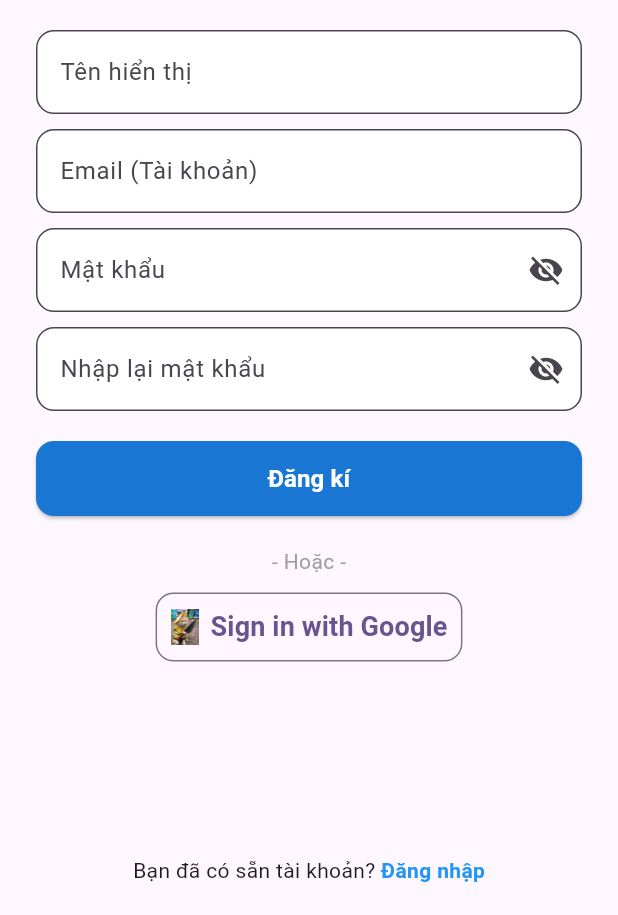
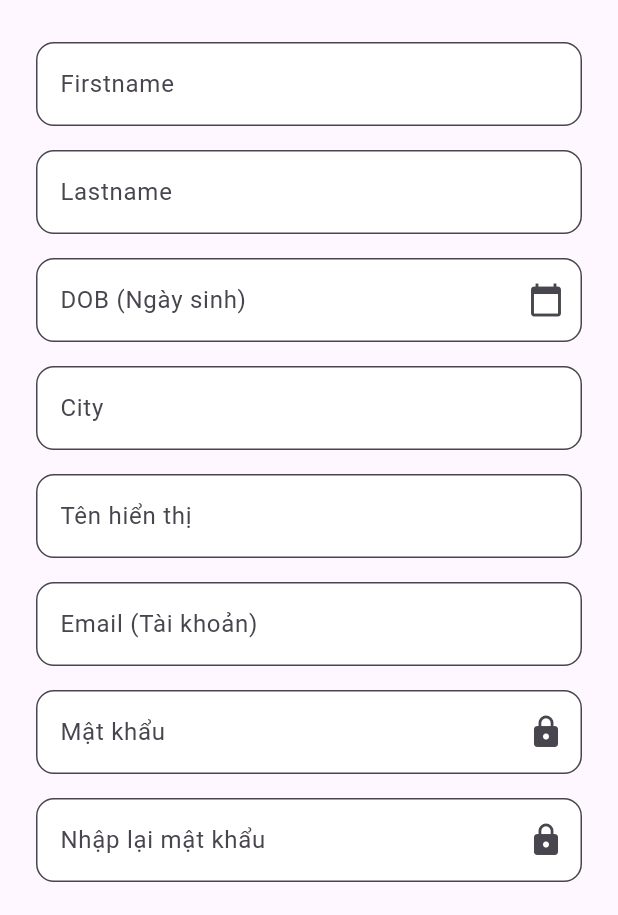
Before and after one commit to phuc1st/engenius-app-frontend, a Flutter app: the SignUpScreen screen opened directly, on a phone screen of 412 x 824 dp, the part 321-1236 px from its top. Run offline on Flutter 3.47's test engine with Material 3 defaults, Android fonts, the phone set to English and light mode, and no system bars; our stand-ins replace dio, flutter_riverpod, flutter_secure_storage; missing offline and left inert: flutter_appauth; accounts and stored records are empty.

Commit message:
modify file name and add signUp function

```diff
--- a/lib/main.dart
+++ b/lib/main.dart
@@ -35,7 +35,7 @@ class MyApp extends StatelessWidget {
         // tested with just a hot reload.
         colorScheme: ColorScheme.fromSeed(seedColor: Colors.deepPurple),
       ),
-      home: SignInScreen(),
+      home: SignUpScreen(),
     );
   }
 }
--- /dev/null
+++ b/lib/models/sign_up_model.dart
@@ -0,0 +1,95 @@
+import 'package:flutter/material.dart';
+
+@immutable
+class SignupRequest {
+  final String username;
+  final String password;
+  final String email;
+  final String firstName;
+  final String lastName;
+  final String dob; // formatted as dd/MM/yyyy
+  final String city;
+
+  SignupRequest({
+    required this.username,
+    required this.password,
+    required this.email,
+    required this.firstName,
+    required this.lastName,
+    required this.dob,
+    required this.city,
+  });
+
+  Map<String, dynamic> toJson() => {
+    'username': username,
+    'password': password,
+    'email': email,
+    'firstName': firstName,
+    'lastName': lastName,
+    'dob': dob,
+    'city': city,
+  };
+}
+
+
+@immutable
+class SignupResponse {
+  final String id;
+  final String username;
+  final String email;
+  final bool emailVerified;
+  final List<RoleResponse> roles;
+
+  SignupResponse({
+    required this.id,
+    required this.username,
+    required this.email,
+    required this.emailVerified,
+    required this.roles,
+  });
+
+  factory SignupResponse.fromJson(Map<String, dynamic> json) {
+    return SignupResponse(
+      id: json['id'],
+      username: json['username'],
+      email: json['email'],
+      emailVerified: json['emailVerified'],
+      roles: (json['roles'] as List<dynamic>)
+          .map((e) => RoleResponse.fromJson(e))
+          .toList(),
+    );
+  }
+}
+
+
+class RoleResponse {
+  final String name;
+  final String description;
+  final List<PermissionResponse>? permissions;
+
+  RoleResponse({required this.name, required this.description, required this.permissions});
+
+  factory RoleResponse.fromJson(Map<String, dynamic> json) {
+    return RoleResponse(
+      name: json['name'],
+      description: json['description'],
+      permissions: json['permissions'] !=null ? (json['permissions'] as List<dynamic>)
+          .map((e) => PermissionResponse.fromJson(e))
+          .toList() : null,
+    );
+  }
+}
+
+class PermissionResponse {
+  final String name;
+  final String description;
+
+  PermissionResponse({required this.name, required this.description});
+
+  factory PermissionResponse.fromJson(Map<String, dynamic> json) {
+    return PermissionResponse(
+      name: json['name'],
+      description: json['description'],
+    );
+  }
+}
--- a/lib/views/sign_in.dart
+++ b/lib/views/sign_in.dart
@@ -1,7 +1,7 @@
 import 'package:flutter/material.dart';
 import 'package:flutter_riverpod/flutter_riverpod.dart';
-import 'package:toeic/models/sign_in.dart';
-import 'package:toeic/viewmodels/sign_in.dart';
+import 'package:toeic/models/sign_in_model.dart';
+import 'package:toeic/viewmodels/sign_in_view_model.dart';
 
 class SignInScreen extends ConsumerStatefulWidget {
   const SignInScreen({super.key});
--- a/lib/views/sign_up.dart
+++ b/lib/views/sign_up.dart
@@ -1,13 +1,62 @@
 import 'package:flutter/material.dart';
+import 'package:flutter_riverpod/flutter_riverpod.dart';
+import 'package:toeic/models/sign_up_model.dart';
+import 'package:toeic/viewmodels/sign_up_view_model.dart';
 
-class SignUpScreen extends StatelessWidget {
+class SignUpScreen extends ConsumerStatefulWidget {
+  const SignUpScreen({super.key});
+
+  @override
+  ConsumerState<SignUpScreen> createState() => _SignUpScreenState();
+}
+
+class _SignUpScreenState extends ConsumerState<SignUpScreen> {
+  final _formKey = GlobalKey<FormState>();
+  final TextEditingController dobController = TextEditingController();
+  final TextEditingController firstNameController = TextEditingController();
+  final TextEditingController lastNameController = TextEditingController();
+  final TextEditingController usernameController = TextEditingController();
+  final TextEditingController emailController = TextEditingController();
+  final TextEditingController passwordController = TextEditingController();
+  final TextEditingController confirmPasswordController = TextEditingController();
+  final TextEditingController cityController = TextEditingController();
+
+  @override
+  void dispose() {
+    dobController.dispose();
+    firstNameController.dispose();
+    lastNameController.dispose();
+    usernameController.dispose();
+    emailController.dispose();
+    passwordController.dispose();
+    confirmPasswordController.dispose();
+    cityController.dispose();
+    super.dispose();
+  }
+
   @override
   Widget build(BuildContext context) {
+    final signupState = ref.watch(signupViewModelProvider);
+
+    ref.listen(signupViewModelProvider, (prev, next) {
+      if (next is AsyncData && next.value != null) {
+        ScaffoldMessenger.of(context).showSnackBar(
+          const SnackBar(content: Text("Đăng ký thành công!")),
+        );
+        print(next.value!.roles);
+        // Navigator.pop(context); // Quay lại trang login chẳng hạn
+      } else if (next is AsyncError) {
+        ScaffoldMessenger.of(context).showSnackBar(
+          SnackBar(content: Text("Lỗi: ${next.error}")),
+        );
+      }
+    });
+
     return Scaffold(
       appBar: AppBar(
-        title: Text("Sign Up", style: TextStyle(fontWeight: FontWeight.bold)),
+        title: const Text("Sign Up", style: TextStyle(fontWeight: FontWeight.bold)),
         leading: IconButton(
-          icon: Icon(Icons.arrow_back),
+          icon: const Icon(Icons.arrow_back),
           onPressed: () => Navigator.pop(context),
         ),
         backgroundColor: Colors.transparent,
@@ -15,106 +64,147 @@ class SignUpScreen extends StatelessWidget {
       ),
       body: Padding(
         padding: const EdgeInsets.symmetric(horizontal: 24.0),
+        child: SingleChildScrollView(
+          child: Form(
+            key: _formKey,
             child: Column(
-          crossAxisAlignment: CrossAxisAlignment.center,
               children: [
-            SizedBox(height: 20),
+                const SizedBox(height: 20),
                 Image.asset('images/cat.png', height: 100),
-            // Thay bằng logo của bạn
-            SizedBox(height: 10),
+                const SizedBox(height: 10),
                 RichText(
-              text: TextSpan(
-                style: TextStyle(
-                  fontSize: 24,
-                  fontWeight: FontWeight.bold,
-                  color: Colors.black,
-                ),
+                  text: const TextSpan(
+                    style: TextStyle(fontSize: 24, fontWeight: FontWeight.bold, color: Colors.black),
                     children: [
                       TextSpan(text: 'TOEIC', style: TextStyle(color: Colors.blue)),
                       TextSpan(text: ' Test Pro'),
                     ],
                   ),
                 ),
-            SizedBox(height: 20),
-            _buildTextField("Tên hiển thị"),
-            SizedBox(height: 10),
-            _buildTextField("Email (Tài khoản)"),
-            SizedBox(height: 10),
-            _buildTextField("Mật khẩu", isPassword: true),
-            SizedBox(height: 10),
-            _buildTextField("Nhập lại mật khẩu", isPassword: true),
-            SizedBox(height: 20),
-            ElevatedButton(
-              onPressed: () {},
+                const SizedBox(height: 20),
+                _buildTextField("Firstname", controller: firstNameController),
+                _buildTextField("Lastname", controller: lastNameController),
+                _buildTextField("DOB (Ngày sinh)", controller: dobController, isDateField: true),
+                _buildTextField("City", controller: cityController),
+                _buildTextField("Tên hiển thị", controller: usernameController),
+                _buildTextField("Email (Tài khoản)", controller: emailController),
+                _buildTextField("Mật khẩu", controller: passwordController, isPassword: true),
+                _buildTextField("Nhập lại mật khẩu", controller: confirmPasswordController, isPassword: true),
+                const SizedBox(height: 20),
+                signupState.isLoading
+                    ? const CircularProgressIndicator()
+                    : ElevatedButton(
+                  onPressed: _onSubmit,
                   style: ElevatedButton.styleFrom(
                     backgroundColor: Colors.blue.shade700,
-                minimumSize: Size(double.infinity, 50),
-                shape: RoundedRectangleBorder(
-                  borderRadius: BorderRadius.circular(12),
+                    minimumSize: const Size(double.infinity, 50),
+                    shape: RoundedRectangleBorder(borderRadius: BorderRadius.circular(12)),
                   ),
+                  child: const Text("Đăng kí", style: TextStyle(fontSize: 16, fontWeight: FontWeight.bold, color: Colors.white)),
                 ),
-              child: Text(
-                "Đăng kí",
-                style: TextStyle(
-                  fontSize: 16,
-                  fontWeight: FontWeight.bold,
-                  color: Colors.white,
-                ),
-              ),
-            ),
-            SizedBox(height: 20),
-            Text("- Hoặc -", style: TextStyle(color: Colors.grey)),
-            SizedBox(height: 10),
+                const SizedBox(height: 20),
+                const Text("- Hoặc -", style: TextStyle(color: Colors.grey)),
+                const SizedBox(height: 10),
                 OutlinedButton.icon(
                   onPressed: () {},
                   icon: Image.asset('images/cat.png', height: 24),
-              // Thay bằng icon Google
-              label: Text("Sign in with Google",
-              style: TextStyle(
-                fontSize: 18,
-                fontWeight: FontWeight.bold
-              ),),
+                  label: const Text("Sign in with Google", style: TextStyle(fontSize: 18, fontWeight: FontWeight.bold)),
                   style: OutlinedButton.styleFrom(
-                padding: EdgeInsets.all(10),
-                shape: RoundedRectangleBorder(
-                  borderRadius: BorderRadius.circular(12),
+                    padding: const EdgeInsets.all(10),
+                    shape: RoundedRectangleBorder(borderRadius: BorderRadius.circular(12)),
                   ),
                 ),
-            ),
-            Spacer(),
+                const SizedBox(height: 20),
                 Row(
                   mainAxisAlignment: MainAxisAlignment.center,
                   children: [
-                Text("Bạn đã có sẵn tài khoản? "),
+                    const Text("Bạn đã có sẵn tài khoản? "),
                     GestureDetector(
-                  onTap: () {},
-                  child: Text(
-                    "Đăng nhập",
-                    style: TextStyle(
-                      color: Colors.blue,
-                      fontWeight: FontWeight.bold,
-                    ),
-                  ),
+                      onTap: () => Navigator.pop(context),
+                      child: const Text("Đăng nhập", style: TextStyle(color: Colors.blue, fontWeight: FontWeight.bold)),
                     ),
                   ],
                 ),
-            SizedBox(height: 20),
+                const SizedBox(height: 20),
               ],
+            ),
+          ),
         ),
       ),
     );
   }
 
-  Widget _buildTextField(String hintText, {bool isPassword = false}) {
-    return TextField(
+  void _onSubmit() {
+    if (!_formKey.currentState!.validate()) return;
+
+    if (passwordController.text != confirmPasswordController.text) {
+      ScaffoldMessenger.of(context).showSnackBar(
+        const SnackBar(content: Text("Mật khẩu không khớp")),
+      );
+      return;
+    }
+
+    final request = SignupRequest(
+      username: usernameController.text,
+      password: passwordController.text,
+      email: emailController.text,
+      firstName: firstNameController.text,
+      lastName: lastNameController.text,
+      dob: dobController.text,
+      city: cityController.text,
+    );
+
+    ref.read(signupViewModelProvider.notifier).signup(request);
+  }
+
+  Widget _buildTextField(
+      String hintText, {
+        bool isPassword = false,
+        bool isDateField = false,
+        required TextEditingController controller,
+      }) {
+    return Padding(
+      padding: const EdgeInsets.symmetric(vertical: 8),
+      child: TextFormField(
+        controller: controller,
         decoration: InputDecoration(
           hintText: hintText,
           border: OutlineInputBorder(borderRadius: BorderRadius.circular(12)),
           filled: true,
           fillColor: Colors.white,
-        suffixIcon: isPassword ? Icon(Icons.visibility_off) : null,
+          suffixIcon: isPassword
+              ? const Icon(Icons.lock)
+              : (isDateField ? const Icon(Icons.calendar_today) : null),
         ),
         obscureText: isPassword,
+        readOnly: isDateField,
+        validator: (value) {
+          if (value == null || value.isEmpty) return "Không được để trống";
+          return null;
+        },
+        onTap: isDateField
+            ? () async {
+          DateTime initialDate = DateTime(2000);
+          if (controller.text.isNotEmpty) {
+            try {
+              initialDate = DateTime.parse(controller.text);
+            } catch (e) {
+              // Nếu lỗi parse thì giữ nguyên initialDate mặc định
+            }
+          }
+
+          DateTime? date = await showDatePicker(
+            context: context,
+            initialDate: initialDate,
+            firstDate: DateTime(1900),
+            lastDate: DateTime.now(),
+          );
+          if (date != null) {
+            controller.text = "${date.year}-${date.month.toString().padLeft(2, '0')}-${date.day.toString().padLeft(2, '0')}";
+          }
+        }
+            : null,
+      ),
     );
   }
 }
--- a/lib/views/t.dart
+++ b/lib/views/t.dart
@@ -1,7 +1,7 @@
 import 'package:flutter/material.dart';
 import 'package:flutter_riverpod/flutter_riverpod.dart';
-import 'package:toeic/models/sign_in.dart';
-import 'package:toeic/viewmodels/sign_in.dart';
+import 'package:toeic/models/sign_in_model.dart';
+import 'package:toeic/viewmodels/sign_in_view_model.dart';
 
 class SignInScreen extends ConsumerStatefulWidget {
   const SignInScreen({super.key});
```
Also changed, not shown: lib/viewmodels/sign_in_view_model.dart (renamed from lib/viewmodels/sign_in.dart, +6 -7 lines), lib/viewmodels/sign_up_view_model.dart (added, +42 -0 lines), lib/models/sign_in_model.dart (renamed from lib/models/sign_in.dart). Lines whose indentation alone changed are shown as unchanged.
